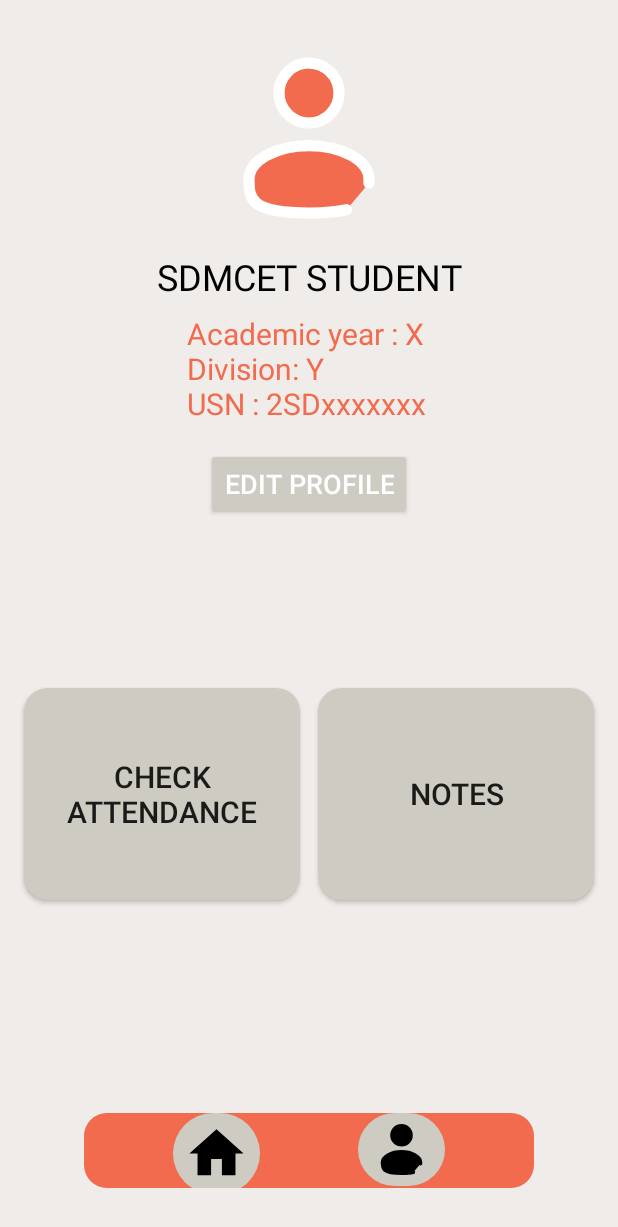
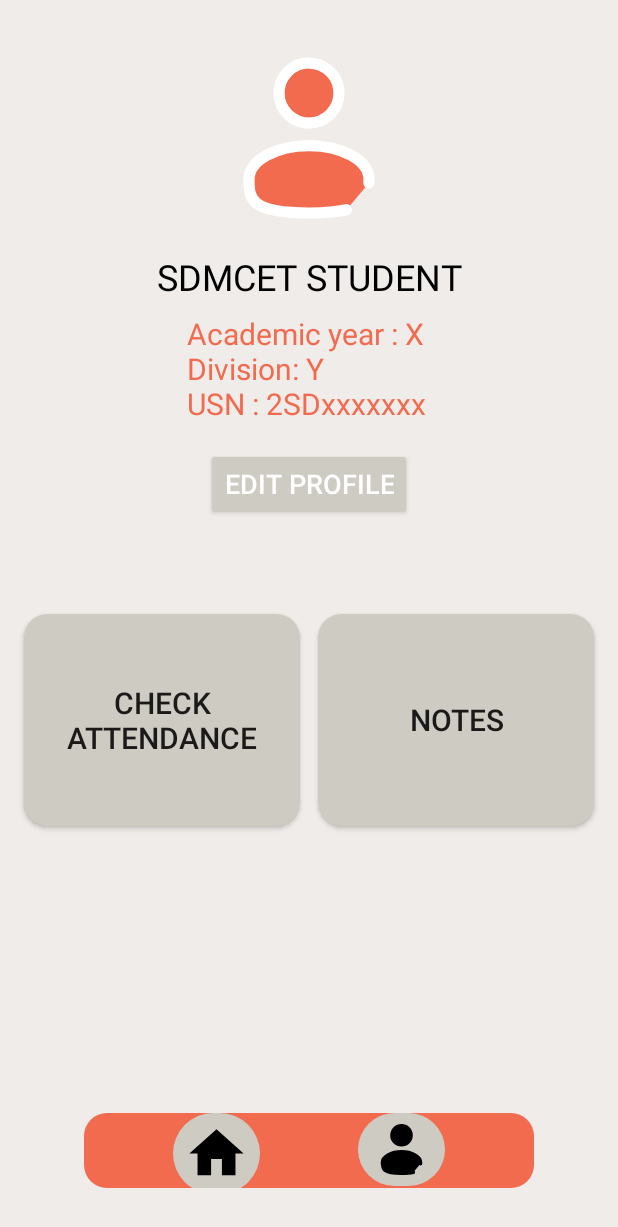
Before and after one commit to idealgeek007/CampusBuddy, an Android app: the Userpage screen opened directly, with no data from a screen before it, on a phone screen of 412 x 824 dp. Shown: the top 1227 px of the screen. Run offline under Robolectric (Android 15) with nearby library versions, the phone set to English and light mode, and no system bars.

Commit message:
changed constrains from userpage and modified strings.xml

```diff
--- a/app/src/main/res/layout/activity_userpage.xml
+++ b/app/src/main/res/layout/activity_userpage.xml
@@ -128,32 +128,36 @@
         <Button
             android:layout_width="184dp"
             android:layout_height="141dp"
-            android:layout_marginTop="112dp"
+            android:layout_marginTop="56dp"
             android:background="@drawable/rnd_rect"
             android:backgroundTint="@color/lighttheme"
             android:text="CHECK ATTENDANCE"
 
             android:textColorLink="#FFFFFF"
             android:textSize="20sp"
+            app:layout_constraintBottom_toTopOf="@+id/relativeLayout"
             app:layout_constraintEnd_toEndOf="parent"
             app:layout_constraintHorizontal_bias="0.07"
             app:layout_constraintStart_toStartOf="parent"
             app:layout_constraintTop_toBottomOf="@+id/editProfileButton"
+            app:layout_constraintVertical_bias="0.033"
             tools:ignore="MissingConstraints" />
 
         <Button
             android:layout_width="184dp"
             android:layout_height="141dp"
-            android:layout_marginTop="112dp"
+            android:layout_marginTop="56dp"
             android:background="@drawable/rnd_rect"
             android:backgroundTint="@color/lighttheme"
             android:text="NOTES"
 
             android:textSize="20sp"
+            app:layout_constraintBottom_toTopOf="@+id/relativeLayout"
             app:layout_constraintEnd_toEndOf="parent"
             app:layout_constraintHorizontal_bias="0.929"
             app:layout_constraintStart_toStartOf="parent"
             app:layout_constraintTop_toBottomOf="@+id/editProfileButton"
+            app:layout_constraintVertical_bias="0.033"
             tools:ignore="MissingConstraints" />
     </androidx.constraintlayout.widget.ConstraintLayout>
 
```
Also changed, not shown: app/src/main/res/values/strings.xml (+0 -40 lines).
